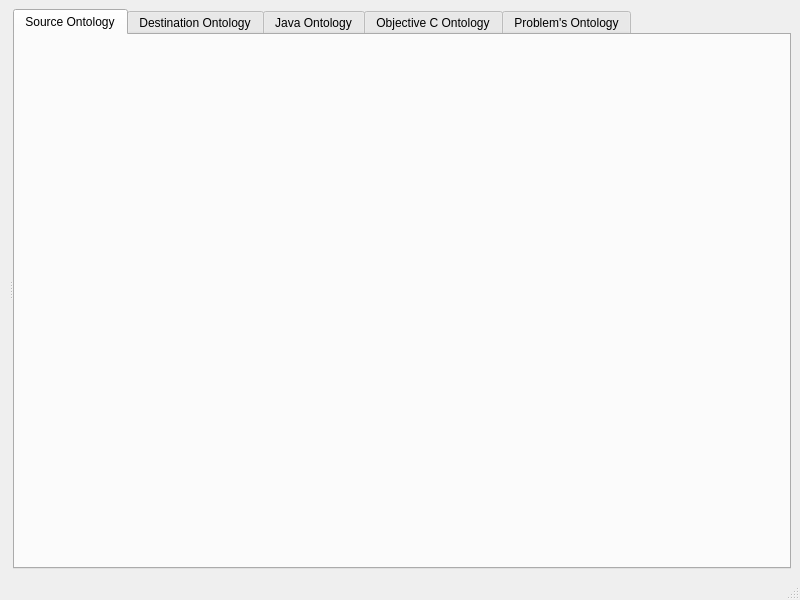
Before: the Qt Designer form MainWindow.ui in bobrnor/OntoEditor, drawn with Qt 5.
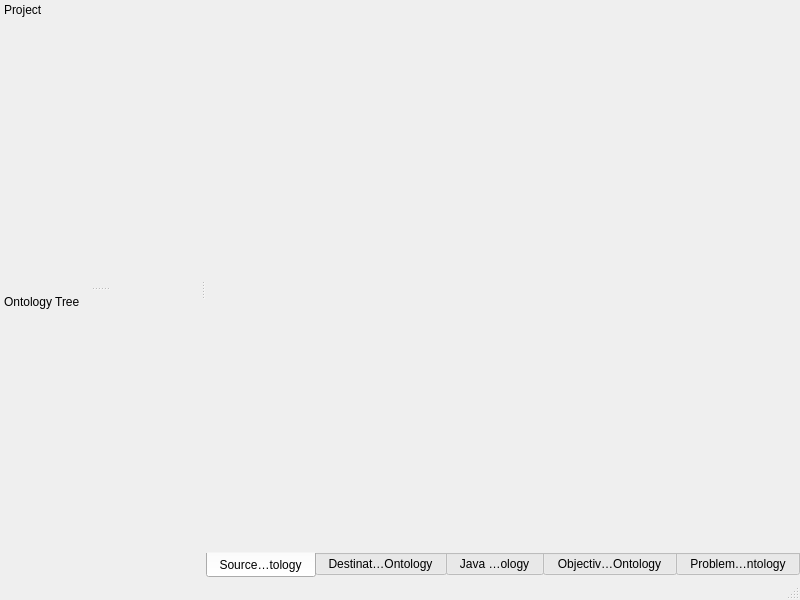
After: the same form once the commit is applied.

Commit message: project metaphor (begins) + docked ui

```diff
--- a/MainWindow.ui
+++ b/MainWindow.ui
@@ -14,25 +14,32 @@
    <string>MainWindow</string>
   </property>
   <widget class="QWidget" name="centralwidget">
-   <layout class="QVBoxLayout" name="verticalLayout_2">
-    <item>
-     <widget class="QSplitter" name="splitter">
-      <property name="orientation">
-       <enum>Qt::Horizontal</enum>
-      </property>
-      <widget class="QWidget" name="verticalLayoutWidget_2">
-       <layout class="QVBoxLayout" name="treeViewLayout"/>
-      </widget>
-      <widget class="QWidget" name="verticalLayoutWidget">
+   <layout class="QHBoxLayout" name="horizontalLayout">
+    <property name="margin">
+     <number>0</number>
+    </property>
+    <item>
        <layout class="QVBoxLayout" name="contentLayout">
         <item>
          <widget class="QTabWidget" name="tabWidget">
+        <property name="tabPosition">
+         <enum>QTabWidget::South</enum>
+        </property>
           <property name="tabShape">
            <enum>QTabWidget::Rounded</enum>
           </property>
           <property name="currentIndex">
            <number>0</number>
           </property>
+        <property name="elideMode">
+         <enum>Qt::ElideMiddle</enum>
+        </property>
+        <property name="usesScrollButtons">
+         <bool>true</bool>
+        </property>
+        <property name="documentMode">
+         <bool>true</bool>
+        </property>
           <widget class="QWidget" name="sourceOntologyTab">
            <attribute name="title">
             <string>Source Ontology</string>
@@ -61,8 +68,6 @@
          </widget>
         </item>
        </layout>
-      </widget>
-     </widget>
     </item>
    </layout>
   </widget>
@@ -77,6 +82,60 @@
    </property>
   </widget>
   <widget class="QStatusBar" name="statusbar"/>
+  <widget class="QDockWidget" name="projectDockWidget">
+   <property name="minimumSize">
+    <size>
+     <width>200</width>
+     <height>42</height>
+    </size>
+   </property>
+   <property name="floating">
+    <bool>false</bool>
+   </property>
+   <property name="features">
+    <set>QDockWidget::DockWidgetMovable</set>
+   </property>
+   <property name="allowedAreas">
+    <set>Qt::LeftDockWidgetArea|Qt::RightDockWidgetArea</set>
+   </property>
+   <property name="windowTitle">
+    <string>Project</string>
+   </property>
+   <attribute name="dockWidgetArea">
+    <number>1</number>
+   </attribute>
+   <widget class="QWidget" name="projectDockWidgetContents"/>
+  </widget>
+  <widget class="QDockWidget" name="treeDockWidget">
+   <property name="minimumSize">
+    <size>
+     <width>200</width>
+     <height>42</height>
+    </size>
+   </property>
+   <property name="features">
+    <set>QDockWidget::DockWidgetMovable</set>
+   </property>
+   <property name="allowedAreas">
+    <set>Qt::LeftDockWidgetArea|Qt::RightDockWidgetArea</set>
+   </property>
+   <property name="windowTitle">
+    <string>Ontology Tree</string>
+   </property>
+   <attribute name="dockWidgetArea">
+    <number>1</number>
+   </attribute>
+   <widget class="QWidget" name="treeDockWidgetContents">
+    <layout class="QVBoxLayout" name="verticalLayout">
+     <property name="margin">
+      <number>0</number>
+     </property>
+     <item>
+      <layout class="QVBoxLayout" name="treeViewLayout"/>
+     </item>
+    </layout>
+   </widget>
+  </widget>
  </widget>
  <resources/>
  <connections/>
```
Lines whose indentation alone changed are shown as unchanged. The commit also changes 12 other files.
